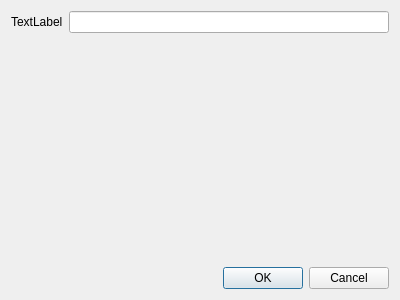
The window that mkstools/dialogs/dlgnewproject.ui (diegowald/mkstools) describes before a commit, drawn with Qt 5.
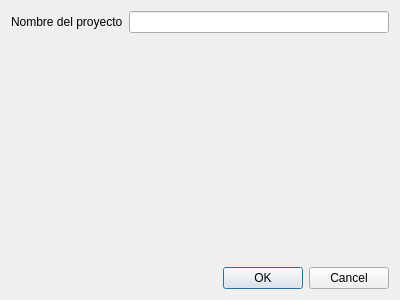
The same window after the commit.

```diff
--- a/mkstools/dialogs/dlgnewproject.ui
+++ b/mkstools/dialogs/dlgnewproject.ui
@@ -19,7 +19,7 @@
      <item row="0" column="0">
       <widget class="QLabel" name="label">
        <property name="text">
-        <string>TextLabel</string>
+        <string>Nombre del proyecto</string>
        </property>
       </widget>
      </item>
```
